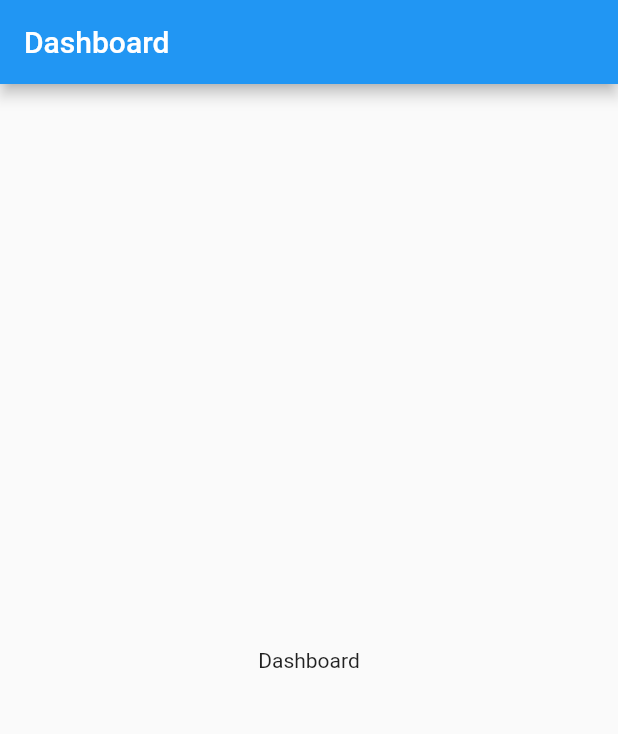
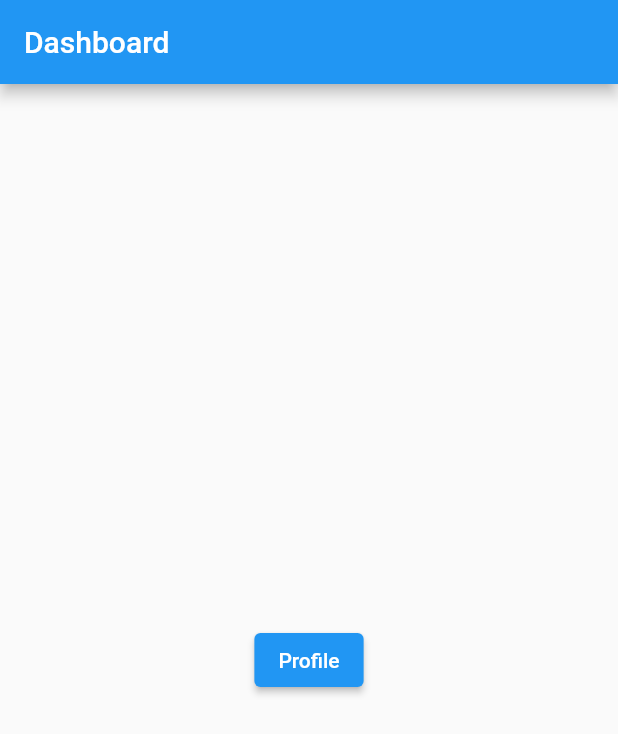
Before and after one commit to WagaoCarvalhoDev/go_router_flutter, a Flutter app: the screen it shows after launch, on a phone screen of 412 x 824 dp. Shown: the top 734 px of the screen. Run offline on Flutter 3.47's test engine with Material 2 defaults, Android fonts, the phone set to English and light mode, and no system bars; our stand-ins replace go_router.

Commit message:
routes basic

```diff
--- a/lib/dashboard.dart
+++ b/lib/dashboard.dart
@@ -1,4 +1,5 @@
 import 'package:flutter/material.dart';
+import 'package:go_router/go_router.dart';
 
 class Dashboard extends StatelessWidget {
   const Dashboard({Key? key}) : super(key: key);
@@ -9,8 +10,13 @@ class Dashboard extends StatelessWidget {
       appBar: AppBar(
         title: const Text('Dashboard'),
       ),
-      body: const Center(
-        child: Text('Dashboard'),
+      body: Center(
+        child: ElevatedButton(
+            child: const Text('Profile'),
+            onPressed: () {
+              //GoRouter.of(context).go('/profile');
+              context.go('/profile');
+            }),
       ),
     );
   }
--- a/lib/main.dart
+++ b/lib/main.dart
@@ -20,6 +20,7 @@ class MyApp extends StatelessWidget {
   }
 
   final _router = GoRouter(
+    //initialLocation: '/profile',
     routes: [
       GoRoute(
         path: '/',
```
Also changed, not shown: lib/profile.dart (+8 -3 lines).
